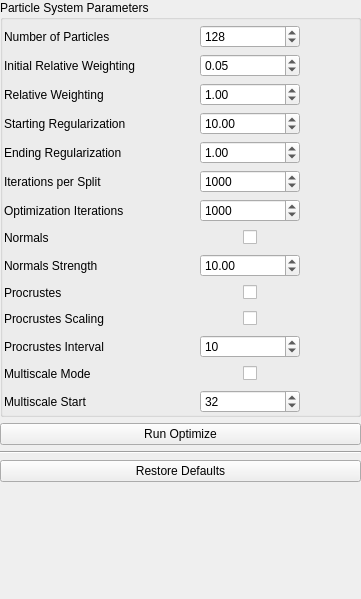
Above: Studio/src/Application/Optimize/OptimizeTool.ui from SCIInstitute/ShapeWorks before the change. Below: the same form after it.
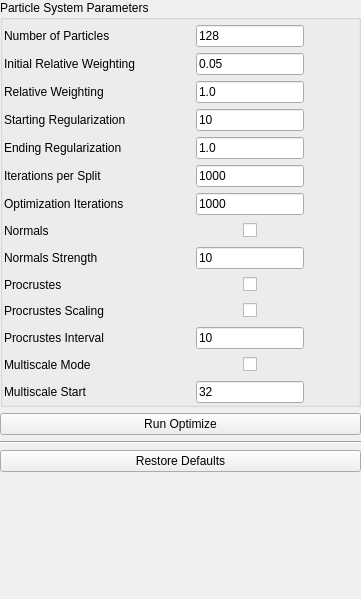
That is the form after the change.

Commit message: Switch optimize parameters to validated line inputs rather that double spinboxes.

The edit to the form file:
```diff
--- a/Studio/src/Application/Optimize/OptimizeTool.ui
+++ b/Studio/src/Application/Optimize/OptimizeTool.ui
@@ -59,62 +59,6 @@
       <property name="bottomMargin">
        <number>1</number>
       </property>
-      <item row="3" column="2">
-       <widget class="QDoubleSpinBox" name="starting_regularization">
-        <property name="sizePolicy">
-         <sizepolicy hsizetype="Fixed" vsizetype="Fixed">
-          <horstretch>0</horstretch>
-          <verstretch>0</verstretch>
-         </sizepolicy>
-        </property>
-        <property name="minimumSize">
-         <size>
-          <width>100</width>
-          <height>0</height>
-         </size>
-        </property>
-        <property name="maximumSize">
-         <size>
-          <width>100</width>
-          <height>16777215</height>
-         </size>
-        </property>
-        <property name="decimals">
-         <number>2</number>
-        </property>
-        <property name="minimum">
-         <double>0.000000000000000</double>
-        </property>
-        <property name="maximum">
-         <double>99999.000000000000000</double>
-        </property>
-        <property name="value">
-         <double>10.000000000000000</double>
-        </property>
-       </widget>
-      </item>
-      <item row="11" column="2">
-       <widget class="QSpinBox" name="procrustes_interval">
-        <property name="minimumSize">
-         <size>
-          <width>100</width>
-          <height>0</height>
-         </size>
-        </property>
-        <property name="maximumSize">
-         <size>
-          <width>100</width>
-          <height>16777215</height>
-         </size>
-        </property>
-        <property name="maximum">
-         <number>999999</number>
-        </property>
-        <property name="value">
-         <number>10</number>
-        </property>
-       </widget>
-      </item>
       <item row="8" column="0">
        <widget class="QLabel" name="label_21">
         <property name="text">
@@ -129,37 +73,6 @@
         </property>
        </widget>
       </item>
-      <item row="0" column="2">
-       <widget class="QSpinBox" name="number_of_particles">
-        <property name="sizePolicy">
-         <sizepolicy hsizetype="Fixed" vsizetype="Fixed">
-          <horstretch>0</horstretch>
-          <verstretch>0</verstretch>
-         </sizepolicy>
-        </property>
-        <property name="minimumSize">
-         <size>
-          <width>100</width>
-          <height>0</height>
-         </size>
-        </property>
-        <property name="maximumSize">
-         <size>
-          <width>100</width>
-          <height>16777215</height>
-         </size>
-        </property>
-        <property name="minimum">
-         <number>1</number>
-        </property>
-        <property name="maximum">
-         <number>999999</number>
-        </property>
-        <property name="value">
-         <number>128</number>
-        </property>
-       </widget>
-      </item>
       <item row="10" column="0">
        <widget class="QLabel" name="label_12">
         <property name="text">
@@ -195,37 +108,6 @@
         </property>
        </widget>
       </item>
-      <item row="6" column="2">
-       <widget class="QSpinBox" name="optimization_iterations">
-        <property name="sizePolicy">
-         <sizepolicy hsizetype="Fixed" vsizetype="Fixed">
-          <horstretch>0</horstretch>
-          <verstretch>0</verstretch>
-         </sizepolicy>
-        </property>
-        <property name="minimumSize">
-         <size>
-          <width>100</width>
-          <height>0</height>
-         </size>
-        </property>
-        <property name="maximumSize">
-         <size>
-          <width>100</width>
-          <height>16777215</height>
-         </size>
-        </property>
-        <property name="minimum">
-         <number>1</number>
-        </property>
-        <property name="maximum">
-         <number>999999</number>
-        </property>
-        <property name="value">
-         <number>1000</number>
-        </property>
-       </widget>
-      </item>
       <item row="3" column="0">
        <widget class="QLabel" name="label_10">
         <property name="text">
@@ -240,37 +122,6 @@
         </property>
        </widget>
       </item>
-      <item row="1" column="2">
-       <widget class="QDoubleSpinBox" name="initial_relative_weighting">
-        <property name="sizePolicy">
-         <sizepolicy hsizetype="Fixed" vsizetype="Fixed">
-          <horstretch>0</horstretch>
-          <verstretch>0</verstretch>
-         </sizepolicy>
-        </property>
-        <property name="minimumSize">
-         <size>
-          <width>100</width>
-          <height>0</height>
-         </size>
-        </property>
-        <property name="maximumSize">
-         <size>
-          <width>100</width>
-          <height>16777215</height>
-         </size>
-        </property>
-        <property name="maximum">
-         <double>99999.000000000000000</double>
-        </property>
-        <property name="singleStep">
-         <double>0.100000000000000</double>
-        </property>
-        <property name="value">
-         <double>0.050000000000000</double>
-        </property>
-       </widget>
-      </item>
       <item row="13" column="0">
        <widget class="QLabel" name="label_14">
         <property name="text">
@@ -349,37 +200,6 @@
         </property>
        </widget>
       </item>
-      <item row="2" column="2">
-       <widget class="QDoubleSpinBox" name="relative_weighting">
-        <property name="sizePolicy">
-         <sizepolicy hsizetype="Fixed" vsizetype="Fixed">
-          <horstretch>0</horstretch>
-          <verstretch>0</verstretch>
-         </sizepolicy>
-        </property>
-        <property name="minimumSize">
-         <size>
-          <width>100</width>
-          <height>0</height>
-         </size>
-        </property>
-        <property name="maximumSize">
-         <size>
-          <width>100</width>
-          <height>16777215</height>
-         </size>
-        </property>
-        <property name="maximum">
-         <double>99999.000000000000000</double>
-        </property>
-        <property name="singleStep">
-         <double>0.100000000000000</double>
-        </property>
-        <property name="value">
-         <double>1.000000000000000</double>
-        </property>
-       </widget>
-      </item>
       <item row="10" column="2">
        <widget class="QWidget" name="widget_3" native="true">
         <layout class="QGridLayout" name="gridLayout_4">
@@ -489,71 +309,6 @@
         </property>
        </widget>
       </item>
-      <item row="5" column="2">
-       <widget class="QSpinBox" name="iterations_per_split">
-        <property name="sizePolicy">
-         <sizepolicy hsizetype="Fixed" vsizetype="Fixed">
-          <horstretch>0</horstretch>
-          <verstretch>0</verstretch>
-         </sizepolicy>
-        </property>
-        <property name="minimumSize">
-         <size>
-          <width>100</width>
-          <height>0</height>
-         </size>
-        </property>
-        <property name="maximumSize">
-         <size>
-          <width>100</width>
-          <height>16777215</height>
-         </size>
-        </property>
-        <property name="minimum">
-         <number>1</number>
-        </property>
-        <property name="maximum">
-         <number>999999</number>
-        </property>
-        <property name="value">
-         <number>1000</number>
-        </property>
-       </widget>
-      </item>
-      <item row="4" column="2">
-       <widget class="QDoubleSpinBox" name="ending_regularization">
-        <property name="sizePolicy">
-         <sizepolicy hsizetype="Fixed" vsizetype="Fixed">
-          <horstretch>0</horstretch>
-          <verstretch>0</verstretch>
-         </sizepolicy>
-        </property>
-        <property name="minimumSize">
-         <size>
-          <width>100</width>
-          <height>0</height>
-         </size>
-        </property>
-        <property name="maximumSize">
-         <size>
-          <width>100</width>
-          <height>16777215</height>
-         </size>
-        </property>
-        <property name="decimals">
-         <number>2</number>
-        </property>
-        <property name="minimum">
-         <double>0.000000000000000</double>
-        </property>
-        <property name="maximum">
-         <double>99999.000000000000000</double>
-        </property>
-        <property name="value">
-         <double>1.000000000000000</double>
-        </property>
-       </widget>
-      </item>
       <item row="4" column="0">
        <widget class="QLabel" name="label_9">
         <property name="text">
@@ -619,28 +374,6 @@
         </layout>
        </widget>
       </item>
-      <item row="13" column="2">
-       <widget class="QSpinBox" name="multiscale_particles">
-        <property name="minimumSize">
-         <size>
-          <width>100</width>
-          <height>0</height>
-         </size>
-        </property>
-        <property name="maximumSize">
-         <size>
-          <width>100</width>
-          <height>16777215</height>
-         </size>
-        </property>
-        <property name="maximum">
-         <number>999999</number>
-        </property>
-        <property name="value">
-         <number>32</number>
-        </property>
-       </widget>
-      </item>
       <item row="0" column="1">
        <spacer name="horizontalSpacer_10">
         <property name="orientation">
@@ -654,31 +387,73 @@
         </property>
        </spacer>
       </item>
+      <item row="0" column="2">
+       <widget class="QLineEdit" name="number_of_particles">
+        <property name="text">
+         <string>128</string>
+        </property>
+       </widget>
+      </item>
+      <item row="1" column="2">
+       <widget class="QLineEdit" name="initial_relative_weighting">
+        <property name="text">
+         <string>0.05</string>
+        </property>
+       </widget>
+      </item>
+      <item row="2" column="2">
+       <widget class="QLineEdit" name="relative_weighting">
+        <property name="text">
+         <string>1.0</string>
+        </property>
+       </widget>
+      </item>
+      <item row="3" column="2">
+       <widget class="QLineEdit" name="starting_regularization">
+        <property name="text">
+         <string>10</string>
+        </property>
+       </widget>
+      </item>
+      <item row="4" column="2">
+       <widget class="QLineEdit" name="ending_regularization">
+        <property name="text">
+         <string>1.0</string>
+        </property>
+       </widget>
+      </item>
+      <item row="5" column="2">
+       <widget class="QLineEdit" name="iterations_per_split">
+        <property name="text">
+         <string>1000</string>
+        </property>
+       </widget>
+      </item>
+      <item row="6" column="2">
+       <widget class="QLineEdit" name="optimization_iterations">
+        <property name="text">
+         <string>1000</string>
+        </property>
+       </widget>
+      </item>
       <item row="8" column="2">
-       <widget class="QDoubleSpinBox" name="normals_strength">
-        <property name="sizePolicy">
-         <sizepolicy hsizetype="Fixed" vsizetype="Fixed">
-          <horstretch>0</horstretch>
-          <verstretch>0</verstretch>
-         </sizepolicy>
+       <widget class="QLineEdit" name="normals_strength">
+        <property name="text">
+         <string>10</string>
         </property>
-        <property name="minimumSize">
-         <size>
-          <width>100</width>
-          <height>0</height>
-         </size>
+       </widget>
+      </item>
+      <item row="13" column="2">
+       <widget class="QLineEdit" name="multiscale_particles">
+        <property name="text">
+         <string>32</string>
         </property>
-        <property name="maximumSize">
-         <size>
-          <width>100</width>
-          <height>16777215</height>
-         </size>
-        </property>
-        <property name="maximum">
-         <double>999999999.000000000000000</double>
-        </property>
-        <property name="value">
-         <double>10.000000000000000</double>
+       </widget>
+      </item>
+      <item row="11" column="2">
+       <widget class="QLineEdit" name="procrustes_interval">
+        <property name="text">
+         <string>10</string>
         </property>
        </widget>
       </item>
```
Left out of the diff: 10 changed lines with no effect on the pictures. The commit also changes 2 other files.
